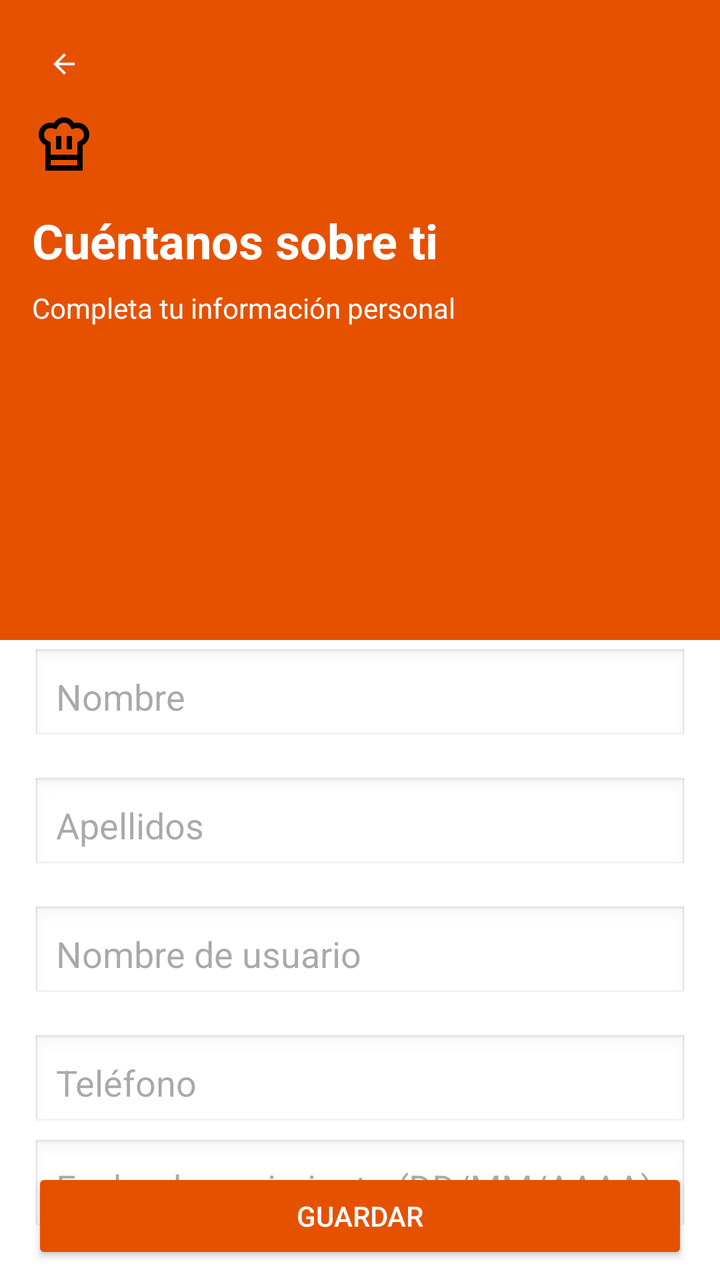
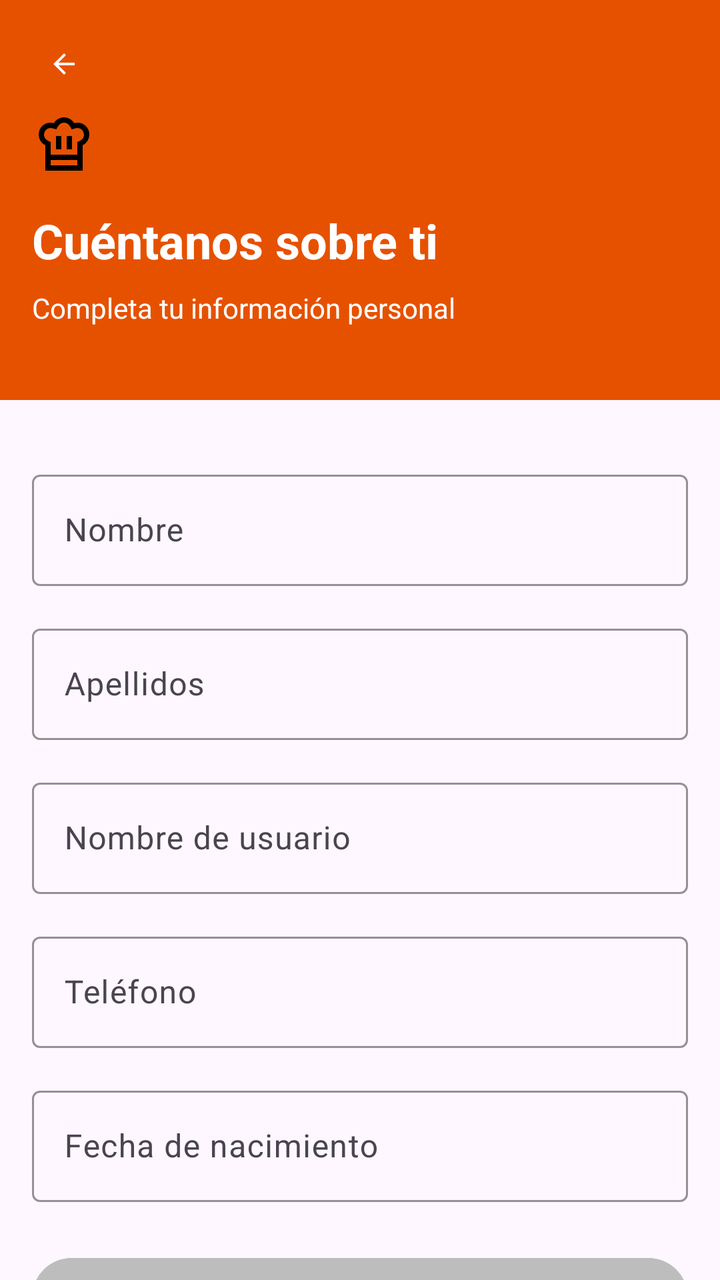

Screens rendered from an Android XML layout before and after an edit, with the pre-edit source and the edit as a unified diff.
<!-- AndroidManifest.xml: application theme Theme.ZambuRecetas -->
<!-- res/layout/fragment_personal_info.xml -->
<?xml version="1.0" encoding="utf-8"?>
<androidx.constraintlayout.widget.ConstraintLayout
    xmlns:android="http://schemas.android.com/apk/res/android"
    xmlns:app="http://schemas.android.com/apk/res-auto"
    xmlns:tools="http://schemas.android.com/tools"
    android:layout_width="match_parent"
    android:layout_height="match_parent"
    tools:context=".PersonalInfo">

    <View
        android:id="@+id/viewOrange"
        android:layout_width="0dp"
        android:layout_height="0dp"
        android:background="#E65100"
        app:layout_constraintBottom_toTopOf="@+id/viewWhite"
        app:layout_constraintEnd_toEndOf="parent"
        app:layout_constraintStart_toStartOf="parent"
        app:layout_constraintTop_toTopOf="parent"
        app:layout_constraintVertical_weight="1" />

    <View
        android:id="@+id/viewWhite"
        android:layout_width="0dp"
        android:layout_height="0dp"
        android:background="#FFFFFF"
        app:layout_constraintBottom_toBottomOf="parent"
        app:layout_constraintEnd_toEndOf="parent"
        app:layout_constraintStart_toStartOf="parent"
        app:layout_constraintTop_toBottomOf="@+id/viewOrange"
        app:layout_constraintVertical_weight="1" />

    <ImageButton
        android:id="@+id/btnBack"
        android:layout_width="32dp"
        android:layout_height="32dp"
        android:layout_marginStart="16dp"
        android:layout_marginTop="16dp"
        android:background="@android:color/transparent"
        android:contentDescription="Regresar"
        android:src="@drawable/icono_atras"
        app:layout_constraintStart_toStartOf="parent"
        app:layout_constraintTop_toTopOf="parent"
        app:tint="#FFFFFF" />

    <ImageView
        android:id="@+id/ivLogo"
        android:layout_width="32dp"
        android:layout_height="32dp"
        android:layout_marginStart="16dp"
        android:layout_marginTop="8dp"
        android:contentDescription="Logo"
        android:src="@drawable/icono_login"
        app:layout_constraintStart_toStartOf="parent"
        app:layout_constraintTop_toBottomOf="@+id/btnBack" />

    <TextView
        android:id="@+id/tvTitle"
        android:layout_width="wrap_content"
        android:layout_height="wrap_content"
        android:layout_marginStart="16dp"
        android:layout_marginTop="16dp"
        android:text="Cuéntanos sobre ti"
        android:textColor="#FFFFFF"
        android:textSize="24sp"
        android:textStyle="bold"
        app:layout_constraintStart_toStartOf="parent"
        app:layout_constraintTop_toBottomOf="@+id/ivLogo" />

    <TextView
        android:id="@+id/tvSubtitle"
        android:layout_width="wrap_content"
        android:layout_height="wrap_content"
        android:layout_marginStart="16dp"
        android:layout_marginTop="8dp"
        android:text="Completa tu información personal"
        android:textColor="#FFFFFF"
        android:textSize="14sp"
        app:layout_constraintStart_toStartOf="parent"
        app:layout_constraintTop_toBottomOf="@+id/tvTitle" />

    <EditText
        android:id="@+id/etFirstName"
        android:layout_width="0dp"
        android:layout_height="wrap_content"
        android:layout_marginStart="16dp"
        android:layout_marginTop="4dp"
        android:layout_marginEnd="16dp"
        android:background="@android:drawable/edit_text"
        android:hint="Nombre"
        android:inputType="textPersonName"
        android:padding="12dp"
        app:layout_constraintEnd_toEndOf="parent"
        app:layout_constraintHorizontal_bias="0.0"
        app:layout_constraintStart_toStartOf="parent"
        app:layout_constraintTop_toTopOf="@+id/viewWhite" />

    <EditText
        android:id="@+id/etLastName"
        android:layout_width="0dp"
        android:layout_height="wrap_content"
        android:layout_marginStart="16dp"
        android:layout_marginTop="16dp"
        android:layout_marginEnd="16dp"
        android:background="@android:drawable/edit_text"
        android:hint="Apellidos"
        android:inputType="textPersonName"
        android:padding="12dp"
        app:layout_constraintEnd_toEndOf="parent"
        app:layout_constraintHorizontal_bias="0.0"
        app:layout_constraintStart_toStartOf="parent"
        app:layout_constraintTop_toBottomOf="@+id/etFirstName" />

    <EditText
        android:id="@+id/etUsername"
        android:layout_width="0dp"
        android:layout_height="wrap_content"
        android:layout_marginStart="16dp"
        android:layout_marginTop="16dp"
        android:layout_marginEnd="16dp"
        android:background="@android:drawable/edit_text"
        android:hint="Nombre de usuario"
        android:inputType="text"
        android:padding="12dp"
        app:layout_constraintEnd_toEndOf="parent"
        app:layout_constraintHorizontal_bias="0.0"
        app:layout_constraintStart_toStartOf="parent"
        app:layout_constraintTop_toBottomOf="@+id/etLastName" />

    <EditText
        android:id="@+id/etPhone"
        android:layout_width="0dp"
        android:layout_height="wrap_content"
        android:layout_marginStart="16dp"
        android:layout_marginTop="16dp"
        android:layout_marginEnd="16dp"
        android:background="@android:drawable/edit_text"
        android:hint="Teléfono"
        android:inputType="phone"
        android:padding="12dp"
        app:layout_constraintEnd_toEndOf="parent"
        app:layout_constraintStart_toStartOf="parent"
        app:layout_constraintTop_toBottomOf="@+id/etUsername" />

    <EditText
        android:id="@+id/etBirthDate"
        android:layout_width="0dp"
        android:layout_height="wrap_content"
        android:layout_marginStart="16dp"
        android:layout_marginTop="4dp"
        android:layout_marginEnd="16dp"
        android:background="@android:drawable/edit_text"
        android:hint="Fecha de nacimiento (DD/MM/AAAA)"
        android:inputType="date"
        android:padding="12dp"
        app:layout_constraintEnd_toEndOf="parent"
        app:layout_constraintHorizontal_bias="0.0"
        app:layout_constraintStart_toStartOf="parent"
        app:layout_constraintTop_toBottomOf="@+id/etPhone" />

    <Button
        android:id="@+id/btnSave"
        android:layout_width="0dp"
        android:layout_height="wrap_content"
        android:layout_marginStart="16dp"
        android:layout_marginEnd="16dp"
        android:layout_marginBottom="8dp"
        android:backgroundTint="#E65100"
        android:text="Guardar"
        android:textColor="#FFFFFF"
        app:layout_constraintBottom_toBottomOf="parent"
        app:layout_constraintEnd_toEndOf="parent"
        app:layout_constraintHorizontal_bias="0.0"
        app:layout_constraintStart_toStartOf="parent" />

</androidx.constraintlayout.widget.ConstraintLayout>
<!-- resources referenced by this layout -->
<resources>
  <!-- drawable icono_atras (drawable) -->
  <vector xmlns:android="http://schemas.android.com/apk/res/android" android:autoMirrored="true" android:height="16dp" android:tint="#000000" android:viewportHeight="960" android:viewportWidth="960" android:width="16dp">
        
      <path android:fillColor="@android:color/white" android:pathData="M313,520L537,744L480,800L160,480L480,160L537,216L313,440L800,440L800,520L313,520Z"/>
      
  </vector>
  <!-- drawable icono_login (drawable) -->
  <vector xmlns:android="http://schemas.android.com/apk/res/android" android:height="16dp" android:tint="#000000" android:viewportHeight="960" android:viewportWidth="960" android:width="16dp">
        
      <path android:fillColor="@android:color/white" android:pathData="M360,560L440,560L440,360L360,360L360,560ZM200,500Q154,477 127,433.5Q100,390 100,339Q100,264 151.5,212Q203,160 278,160Q290,160 302.5,162Q315,164 327,167L327,167L327,167Q352,126 392,103Q432,80 480,80Q528,80 568,103Q608,126 633,167L633,167L633,167Q645,164 657,162Q669,160 682,160Q757,160 808.5,212Q860,264 860,339Q860,390 833,433.5Q806,477 760,500L760,720L200,720L200,500ZM520,560L600,560L600,360L520,360L520,560ZM280,640L680,640L680,451L724,429Q750,416 765,392.5Q780,369 780,340Q780,298 751.5,269Q723,240 682,240Q671,240 662,242Q653,244 643,247L596,260L565,208Q551,185 528.5,172.5Q506,160 480,160Q454,160 431.5,172.5Q409,185 395,208L364,260L316,247Q306,245 296.5,242.5Q287,240 277,240Q236,240 208,269Q180,298 180,340Q180,369 195,392.5Q210,416 236,429L280,451L280,640ZM200,720L280,720L280,800L680,800L680,720L760,720L760,880L200,880L200,720ZM480,640L480,640L480,640Q480,640 480,640Q480,640 480,640Q480,640 480,640Q480,640 480,640Q480,640 480,640Q480,640 480,640L480,640L480,640Q480,640 480,640Q480,640 480,640Q480,640 480,640Q480,640 480,640L480,640L480,640Q480,640 480,640Q480,640 480,640Q480,640 480,640Q480,640 480,640Q480,640 480,640Q480,640 480,640L480,640L480,640Z"/>
      
  </vector>
  <style name="Theme.ZambuRecetas" parent="Base.Theme.ZambuRecetas" />
  <style name="Base.Theme.ZambuRecetas" parent="Theme.Material3.DayNight.NoActionBar">
          
          
      </style>
</resources>

<!-- the commit's change to res/layout/fragment_personal_info.xml (unified diff, before → after) -->
@@ -1,175 +1,207 @@
 <?xml version="1.0" encoding="utf-8"?>
-<androidx.constraintlayout.widget.ConstraintLayout
+<androidx.core.widget.NestedScrollView
     xmlns:android="http://schemas.android.com/apk/res/android"
     xmlns:app="http://schemas.android.com/apk/res-auto"
     xmlns:tools="http://schemas.android.com/tools"
     android:layout_width="match_parent"
     android:layout_height="match_parent"
-    tools:context=".PersonalInfo">
-
-    <View
-        android:id="@+id/viewOrange"
-        android:layout_width="0dp"
-        android:layout_height="0dp"
-        android:background="#E65100"
-        app:layout_constraintBottom_toTopOf="@+id/viewWhite"
-        app:layout_constraintEnd_toEndOf="parent"
-        app:layout_constraintStart_toStartOf="parent"
-        app:layout_constraintTop_toTopOf="parent"
-        app:layout_constraintVertical_weight="1" />
-
-    <View
-        android:id="@+id/viewWhite"
-        android:layout_width="0dp"
-        android:layout_height="0dp"
-        android:background="#FFFFFF"
-        app:layout_constraintBottom_toBottomOf="parent"
-        app:layout_constraintEnd_toEndOf="parent"
-        app:layout_constraintStart_toStartOf="parent"
-        app:layout_constraintTop_toBottomOf="@+id/viewOrange"
-        app:layout_constraintVertical_weight="1" />
-
-    <ImageButton
-        android:id="@+id/btnBack"
-        android:layout_width="32dp"
-        android:layout_height="32dp"
-        android:layout_marginStart="16dp"
-        android:layout_marginTop="16dp"
-        android:background="@android:color/transparent"
-        android:contentDescription="Regresar"
-        android:src="@drawable/icono_atras"
-        app:layout_constraintStart_toStartOf="parent"
-        app:layout_constraintTop_toTopOf="parent"
-        app:tint="#FFFFFF" />
-
-    <ImageView
-        android:id="@+id/ivLogo"
-        android:layout_width="32dp"
-        android:layout_height="32dp"
-        android:layout_marginStart="16dp"
-        android:layout_marginTop="8dp"
-        android:contentDescription="Logo"
-        android:src="@drawable/icono_login"
-        app:layout_constraintStart_toStartOf="parent"
-        app:layout_constraintTop_toBottomOf="@+id/btnBack" />
-
-    <TextView
-        android:id="@+id/tvTitle"
-        android:layout_width="wrap_content"
-        android:layout_height="wrap_content"
-        android:layout_marginStart="16dp"
-        android:layout_marginTop="16dp"
-        android:text="Cuéntanos sobre ti"
-        android:textColor="#FFFFFF"
-        android:textSize="24sp"
-        android:textStyle="bold"
-        app:layout_constraintStart_toStartOf="parent"
-        app:layout_constraintTop_toBottomOf="@+id/ivLogo" />
-
-    <TextView
-        android:id="@+id/tvSubtitle"
-        android:layout_width="wrap_content"
-        android:layout_height="wrap_content"
-        android:layout_marginStart="16dp"
-        android:layout_marginTop="8dp"
-        android:text="Completa tu información personal"
-        android:textColor="#FFFFFF"
-        android:textSize="14sp"
-        app:layout_constraintStart_toStartOf="parent"
-        app:layout_constraintTop_toBottomOf="@+id/tvTitle" />
-
-    <EditText
-        android:id="@+id/etFirstName"
-        android:layout_width="0dp"
-        android:layout_height="wrap_content"
-        android:layout_marginStart="16dp"
-        android:layout_marginTop="4dp"
-        android:layout_marginEnd="16dp"
-        android:background="@android:drawable/edit_text"
-        android:hint="Nombre"
-        android:inputType="textPersonName"
-        android:padding="12dp"
-        app:layout_constraintEnd_toEndOf="parent"
-        app:layout_constraintHorizontal_bias="0.0"
-        app:layout_constraintStart_toStartOf="parent"
-        app:layout_constraintTop_toTopOf="@+id/viewWhite" />
-
-    <EditText
-        android:id="@+id/etLastName"
-        android:layout_width="0dp"
-        android:layout_height="wrap_content"
-        android:layout_marginStart="16dp"
-        android:layout_marginTop="16dp"
-        android:layout_marginEnd="16dp"
-        android:background="@android:drawable/edit_text"
-        android:hint="Apellidos"
-        android:inputType="textPersonName"
-        android:padding="12dp"
-        app:layout_constraintEnd_toEndOf="parent"
-        app:layout_constraintHorizontal_bias="0.0"
-        app:layout_constraintStart_toStartOf="parent"
-        app:layout_constraintTop_toBottomOf="@+id/etFirstName" />
-
-    <EditText
-        android:id="@+id/etUsername"
-        android:layout_width="0dp"
-        android:layout_height="wrap_content"
-        android:layout_marginStart="16dp"
-        android:layout_marginTop="16dp"
-        android:layout_marginEnd="16dp"
-        android:background="@android:drawable/edit_text"
-        android:hint="Nombre de usuario"
-        android:inputType="text"
-        android:padding="12dp"
-        app:layout_constraintEnd_toEndOf="parent"
-        app:layout_constraintHorizontal_bias="0.0"
-        app:layout_constraintStart_toStartOf="parent"
-        app:layout_constraintTop_toBottomOf="@+id/etLastName" />
-
-    <EditText
-        android:id="@+id/etPhone"
-        android:layout_width="0dp"
-        android:layout_height="wrap_content"
-        android:layout_marginStart="16dp"
-        android:layout_marginTop="16dp"
-        android:layout_marginEnd="16dp"
-        android:background="@android:drawable/edit_text"
-        android:hint="Teléfono"
-        android:inputType="phone"
-        android:padding="12dp"
-        app:layout_constraintEnd_toEndOf="parent"
-        app:layout_constraintStart_toStartOf="parent"
-        app:layout_constraintTop_toBottomOf="@+id/etUsername" />
-
-    <EditText
-        android:id="@+id/etBirthDate"
-        android:layout_width="0dp"
-        android:layout_height="wrap_content"
-        android:layout_marginStart="16dp"
-        android:layout_marginTop="4dp"
-        android:layout_marginEnd="16dp"
-        android:background="@android:drawable/edit_text"
-        android:hint="Fecha de nacimiento (DD/MM/AAAA)"
-        android:inputType="date"
-        android:padding="12dp"
-        app:layout_constraintEnd_toEndOf="parent"
-        app:layout_constraintHorizontal_bias="0.0"
-        app:layout_constraintStart_toStartOf="parent"
-        app:layout_constraintTop_toBottomOf="@+id/etPhone" />
-
-    <Button
-        android:id="@+id/btnSave"
-        android:layout_width="0dp"
-        android:layout_height="wrap_content"
-        android:layout_marginStart="16dp"
-        android:layout_marginEnd="16dp"
-        android:layout_marginBottom="8dp"
-        android:backgroundTint="#E65100"
-        android:text="Guardar"
-        android:textColor="#FFFFFF"
-        app:layout_constraintBottom_toBottomOf="parent"
-        app:layout_constraintEnd_toEndOf="parent"
-        app:layout_constraintHorizontal_bias="0.0"
-        app:layout_constraintStart_toStartOf="parent" />
-
-</androidx.constraintlayout.widget.ConstraintLayout>
+    tools:context=".onboarding.personal.PersonalInfo">
+
+    <androidx.constraintlayout.widget.ConstraintLayout
+        android:layout_width="match_parent"
+        android:layout_height="wrap_content">
+
+        <View
+            android:id="@+id/viewOrange"
+            android:layout_width="match_parent"
+            android:layout_height="200dp"
+            android:background="#E65100"
+            app:layout_constraintTop_toTopOf="parent"
+            app:layout_constraintStart_toStartOf="parent"
+            app:layout_constraintEnd_toEndOf="parent" />
+
+        <ImageButton
+            android:id="@+id/btnBack"
+            android:layout_width="32dp"
+            android:layout_height="32dp"
+            android:layout_marginStart="16dp"
+            android:layout_marginTop="16dp"
+            android:background="@android:color/transparent"
+            android:contentDescription="Regresar"
+            android:src="@drawable/icono_atras"
+            app:layout_constraintStart_toStartOf="parent"
+            app:layout_constraintTop_toTopOf="parent"
+            app:tint="#FFFFFF" />
+
+        <ImageView
+            android:id="@+id/ivLogo"
+            android:layout_width="32dp"
+            android:layout_height="32dp"
+            android:layout_marginStart="16dp"
+            android:layout_marginTop="8dp"
+            android:contentDescription="Logo"
+            android:src="@drawable/icono_login"
+            app:layout_constraintStart_toStartOf="parent"
+            app:layout_constraintTop_toBottomOf="@+id/btnBack" />
+
+        <TextView
+            android:id="@+id/tvTitle"
+            android:layout_width="wrap_content"
+            android:layout_height="wrap_content"
+            android:layout_marginStart="16dp"
+            android:layout_marginTop="16dp"
+            android:text="Cuéntanos sobre ti"
+            android:textColor="#FFFFFF"
+            android:textSize="24sp"
+            android:textStyle="bold"
+            app:layout_constraintStart_toStartOf="parent"
+            app:layout_constraintTop_toBottomOf="@+id/ivLogo" />
+
+        <TextView
+            android:id="@+id/tvSubtitle"
+            android:layout_width="wrap_content"
+            android:layout_height="wrap_content"
+            android:layout_marginStart="16dp"
+            android:layout_marginTop="8dp"
+            android:text="Completa tu información personal"
+            android:textColor="#FFFFFF"
+            android:textSize="14sp"
+            app:layout_constraintStart_toStartOf="parent"
+            app:layout_constraintTop_toBottomOf="@+id/tvTitle" />
+
+        <com.google.android.material.textfield.TextInputLayout
+            android:id="@+id/firstNameTil"
+            style="@style/Widget.Material3.TextInputLayout.OutlinedBox"
+            android:layout_width="0dp"
+            android:layout_height="wrap_content"
+            android:layout_marginStart="16dp"
+            android:layout_marginTop="32dp"
+            android:layout_marginEnd="16dp"
+            android:hint="Nombre"
+            app:boxStrokeColor="#E65100"
+            app:hintTextColor="#E65100"
+            app:layout_constraintEnd_toEndOf="parent"
+            app:layout_constraintStart_toStartOf="parent"
+            app:layout_constraintTop_toBottomOf="@+id/viewOrange">
+
+            <com.google.android.material.textfield.TextInputEditText
+                android:id="@+id/firstNameTiet"
+                android:layout_width="match_parent"
+                android:layout_height="wrap_content"
+                android:inputType="textPersonName" />
+
+        </com.google.android.material.textfield.TextInputLayout>
+
+        <com.google.android.material.textfield.TextInputLayout
+            android:id="@+id/lastNameTil"
+            style="@style/Widget.Material3.TextInputLayout.OutlinedBox"
+            android:layout_width="0dp"
+            android:layout_height="wrap_content"
+            android:layout_marginStart="16dp"
+            android:layout_marginTop="16dp"
+            android:layout_marginEnd="16dp"
+            android:hint="Apellidos"
+            app:boxStrokeColor="#E65100"
+            app:hintTextColor="#E65100"
+            app:layout_constraintEnd_toEndOf="parent"
+            app:layout_constraintStart_toStartOf="parent"
+            app:layout_constraintTop_toBottomOf="@+id/firstNameTil">
+
+            <com.google.android.material.textfield.TextInputEditText
+                android:id="@+id/lastNameTiet"
+                android:layout_width="match_parent"
+                android:layout_height="wrap_content"
+                android:inputType="textPersonName" />
+
+        </com.google.android.material.textfield.TextInputLayout>
+
+        <com.google.android.material.textfield.TextInputLayout
+            android:id="@+id/usernameTil"
+            style="@style/Widget.Material3.TextInputLayout.OutlinedBox"
+            android:layout_width="0dp"
+            android:layout_height="wrap_content"
+            android:layout_marginStart="16dp"
+            android:layout_marginTop="16dp"
+            android:layout_marginEnd="16dp"
+            android:hint="Nombre de usuario"
+            app:boxStrokeColor="#E65100"
+            app:hintTextColor="#E65100"
+            app:layout_constraintEnd_toEndOf="parent"
+            app:layout_constraintStart_toStartOf="parent"
+            app:layout_constraintTop_toBottomOf="@+id/lastNameTil">
+
+            <com.google.android.material.textfield.TextInputEditText
+                android:id="@+id/usernameTiet"
+                android:layout_width="match_parent"
+                android:layout_height="wrap_content"
+                android:inputType="text" />
+
+        </com.google.android.material.textfield.TextInputLayout>
+
+        <com.google.android.material.textfield.TextInputLayout
+            android:id="@+id/phoneTil"
+            style="@style/Widget.Material3.TextInputLayout.OutlinedBox"
+            android:layout_width="0dp"
+            android:layout_height="wrap_content"
+            android:layout_marginStart="16dp"
+            android:layout_marginTop="16dp"
+            android:layout_marginEnd="16dp"
+            android:hint="Teléfono"
+            app:boxStrokeColor="#E65100"
+            app:hintTextColor="#E65100"
+            app:layout_constraintEnd_toEndOf="parent"
+            app:layout_constraintStart_toStartOf="parent"
+            app:layout_constraintTop_toBottomOf="@+id/usernameTil">
+
+            <com.google.android.material.textfield.TextInputEditText
+                android:id="@+id/phoneTiet"
+                android:layout_width="match_parent"
+                android:layout_height="wrap_content"
+                android:inputType="phone" />
+
+        </com.google.android.material.textfield.TextInputLayout>
+
+        <com.google.android.material.textfield.TextInputLayout
+            android:id="@+id/birthDateTil"
+            style="@style/Widget.Material3.TextInputLayout.OutlinedBox"
+            android:layout_width="0dp"
+            android:layout_height="wrap_content"
+            android:layout_marginStart="16dp"
+            android:layout_marginTop="16dp"
+            android:layout_marginEnd="16dp"
+            android:hint="Fecha de nacimiento"
+            app:boxStrokeColor="#E65100"
+            app:hintTextColor="#E65100"
+            app:layout_constraintEnd_toEndOf="parent"
+            app:layout_constraintStart_toStartOf="parent"
+            app:layout_constraintTop_toBottomOf="@+id/phoneTil">
+
+            <com.google.android.material.textfield.TextInputEditText
+                android:id="@+id/birthDateTiet"
+                android:layout_width="match_parent"
+                android:layout_height="wrap_content"
+                android:clickable="true"
+                android:focusable="false"
+                android:inputType="none" />
+
+        </com.google.android.material.textfield.TextInputLayout>
+
+        <com.google.android.material.button.MaterialButton
+            android:id="@+id/saveButton"
+            android:layout_width="0dp"
+            android:layout_height="wrap_content"
+            android:layout_marginStart="16dp"
+            android:layout_marginTop="24dp"
+            android:layout_marginEnd="16dp"
+            android:layout_marginBottom="16dp"
+            android:backgroundTint="@color/button_background"
+            android:enabled="false"
+            android:text="Guardar"
+            android:textColor="@color/button_text_color"
+            app:layout_constraintBottom_toBottomOf="parent"
+            app:layout_constraintEnd_toEndOf="parent"
+            app:layout_constraintStart_toStartOf="parent"
+            app:layout_constraintTop_toBottomOf="@+id/birthDateTil" />
+
+    </androidx.constraintlayout.widget.ConstraintLayout>
+</androidx.core.widget.NestedScrollView>
